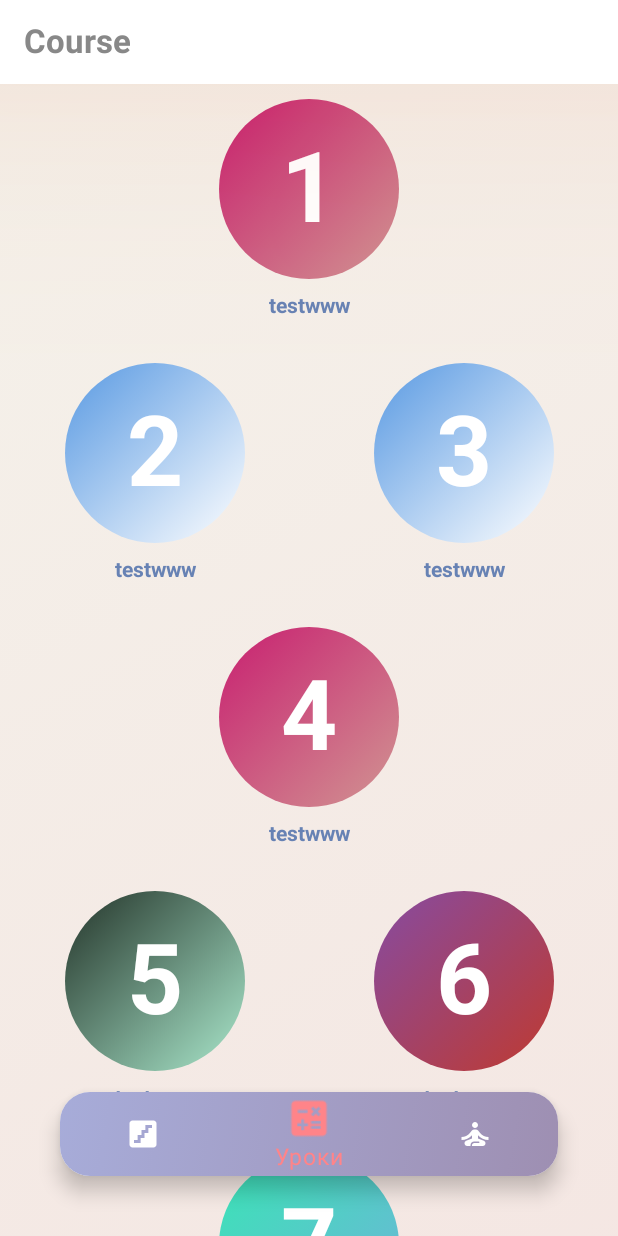
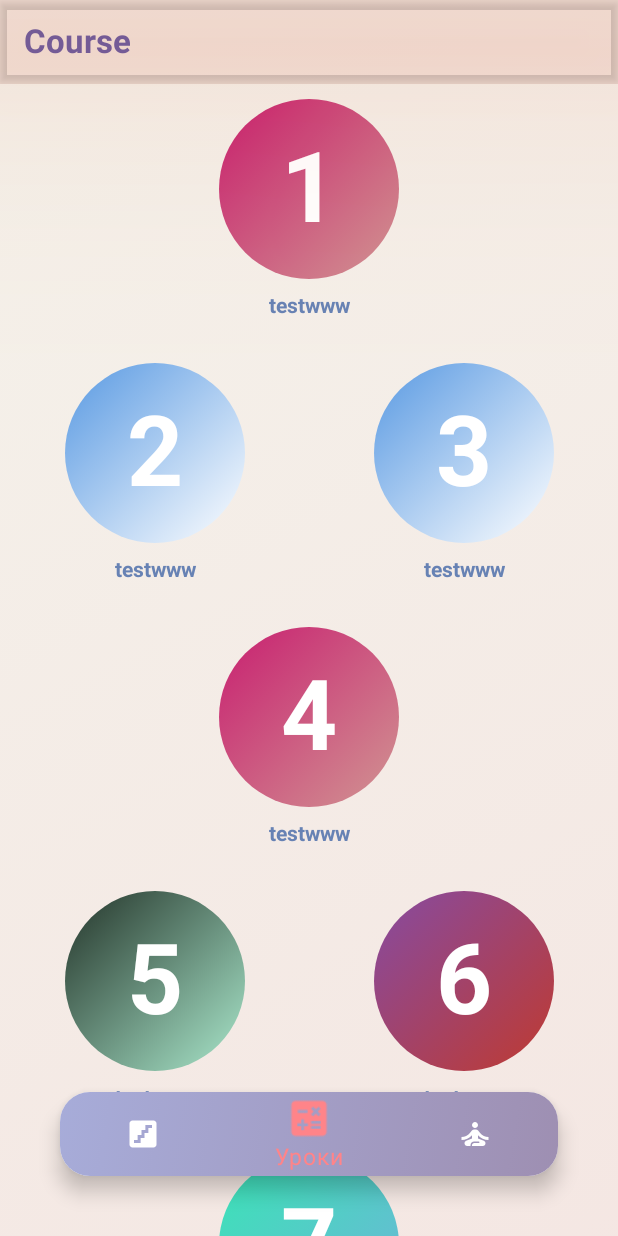
Before and after one commit to Pirajok168/Math_Training, an Android app built with Jetpack Compose: the screen it shows after launch (MainActivity), on a phone screen of 412 x 824 dp. Run offline under Robolectric (Android 15) with nearby library versions, the phone set to English and light mode, and no system bars; our stand-ins replace accompanist.

Commit message:
цвет

```diff
--- a/app/src/main/java/com/example/mathtraining/MainActivity.kt
+++ b/app/src/main/java/com/example/mathtraining/MainActivity.kt
@@ -169,9 +169,11 @@ fun TopBarLessons() {
 
     TopAppBar(
         title = {
-            Text(text = "Course", fontSize = 22.sp, fontWeight = FontWeight.Bold, color = Color.Gray)
+            Text(text = "Course", fontSize = 22.sp, fontWeight = FontWeight.Bold
+                , color = MathTheme.colors.accentColor
+            )
         },
-        backgroundColor= Color.White,
+        backgroundColor= MathTheme.colors.backgroundTobBarColor,
         modifier = Modifier.shadow(100.dp, ambientColor=  Color(
             0xB5D63B0D
         ), spotColor=  Color(0xB5D63B0D))
--- a/app/src/main/java/com/example/mathtraining/math/theme/Color.kt
+++ b/app/src/main/java/com/example/mathtraining/math/theme/Color.kt
@@ -31,7 +31,8 @@ val baseLightPalette = MathColor(
 
     tintColorEdit= Color.Black,
     colorEditName=Color.Black,
-    headerColorSetting=Color(0xFF46365C)
+    headerColorSetting=Color(0xFF46365C),
+    backgroundTobBarColor= Color(0x48E6B6A8)
 )
 
 val baseDarkPalette = baseLightPalette.copy(
--- a/app/src/main/java/com/example/mathtraining/math/theme/MathCommon.kt
+++ b/app/src/main/java/com/example/mathtraining/math/theme/MathCommon.kt
@@ -27,7 +27,8 @@ data class MathColor(
     val tintColorIconChooseCourse : Color,
     val tintColorEdit: Color,
     val colorEditName: Color,
-    val headerColorSetting: Color
+    val headerColorSetting: Color,
+    val backgroundTobBarColor: Color,
 )
 
 
--- a/app/src/main/java/com/example/mathtraining/math/theme/Theme.kt
+++ b/app/src/main/java/com/example/mathtraining/math/theme/Theme.kt
@@ -12,7 +12,7 @@ import androidx.compose.runtime.staticCompositionLocalOf
 
 @Composable
 fun MainTheme(
-    locale: LocaleApp = LocaleApp.English,
+    locale: LocaleApp,
     darkTheme: Boolean = true,
     content: @Composable () -> Unit
 ) {
@@ -32,6 +32,7 @@ fun MainTheme(
         is LocaleApp.Russian ->{
             ruLocal
         }
+
     }
 
     CompositionLocalProvider(
```
